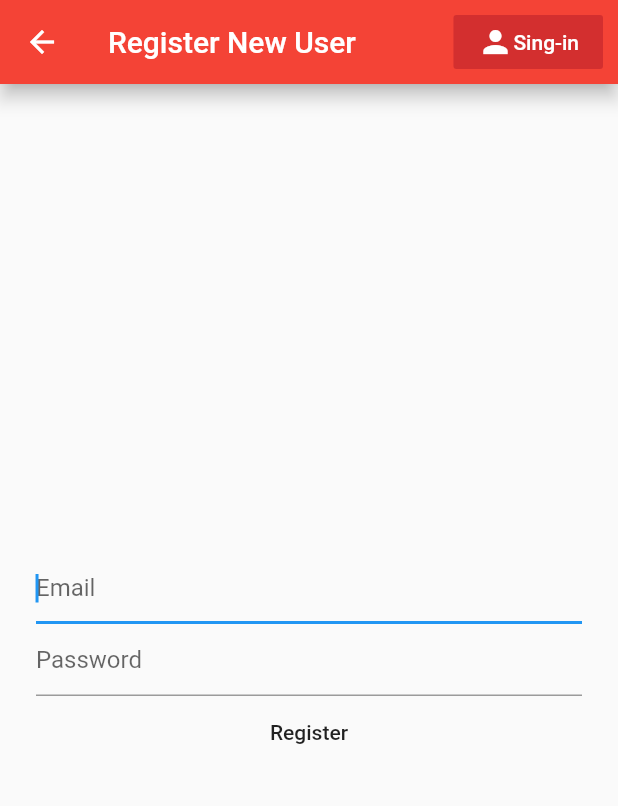
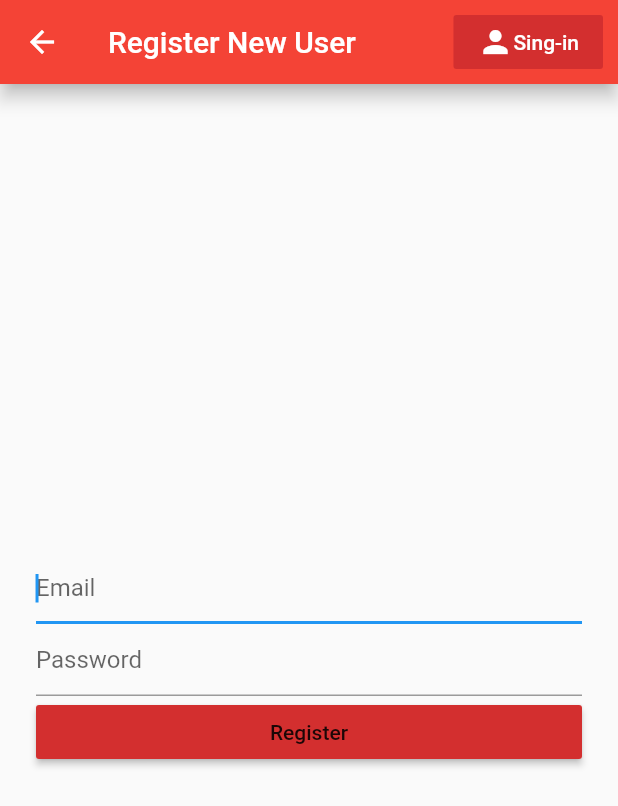
Before and after one commit to franck-noahk/senior-seminar-project, a Flutter app: the RegisterPage screen opened directly, on a phone screen of 412 x 824 dp. Shown: the top 806 px of the screen. Run offline on Flutter 3.47's test engine with Material 2 defaults, Android fonts, the light colour scheme and no system bars; our stand-ins replace cloud_firestore, firebase_auth, firebase_core; accounts and stored records are empty.

Commit message:
Changed the register button to look like sign in button.

```diff
--- a/e_bulletin/lib/widgets/pages/register.dart
+++ b/e_bulletin/lib/widgets/pages/register.dart
@@ -62,7 +62,8 @@ class _RegisterPageState extends State<RegisterPage> {
                         ? "Please enter a longer password"
                         : null,
                   ),
-                  FlatButton(
+                  RaisedButton(
+                    color: Colors.red[700],
                     onPressed: () {
                       if (_formKey.currentState.validate()) {
                         //TODO: Invoke signing.
```
